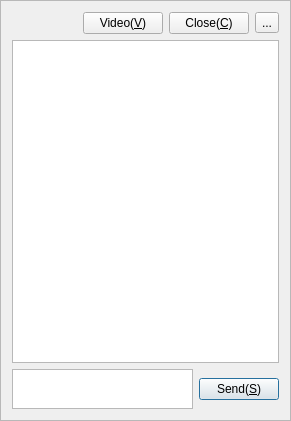
Above: Widgets/FrmMessage/FrmMessage.ui from KangLin/RabbitIm before the change. Below: the same form after it.
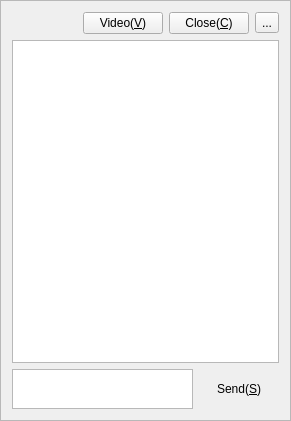
That is the form after the change. Icons and pictures are not drawn.

Commit message: 修改对话框

What changed in the file:
```diff
--- a/Widgets/FrmMessage/FrmMessage.ui
+++ b/Widgets/FrmMessage/FrmMessage.ui
@@ -115,9 +115,15 @@
        <property name="text">
         <string>Send(&amp;S)</string>
        </property>
+       <property name="autoDefault">
+        <bool>true</bool>
+       </property>
        <property name="default">
         <bool>true</bool>
        </property>
+       <property name="flat">
+        <bool>true</bool>
+       </property>
       </widget>
      </item>
     </layout>
```
Left out of the diff: 16 changed lines with no effect on the pictures. The commit also changes 6 other files.
